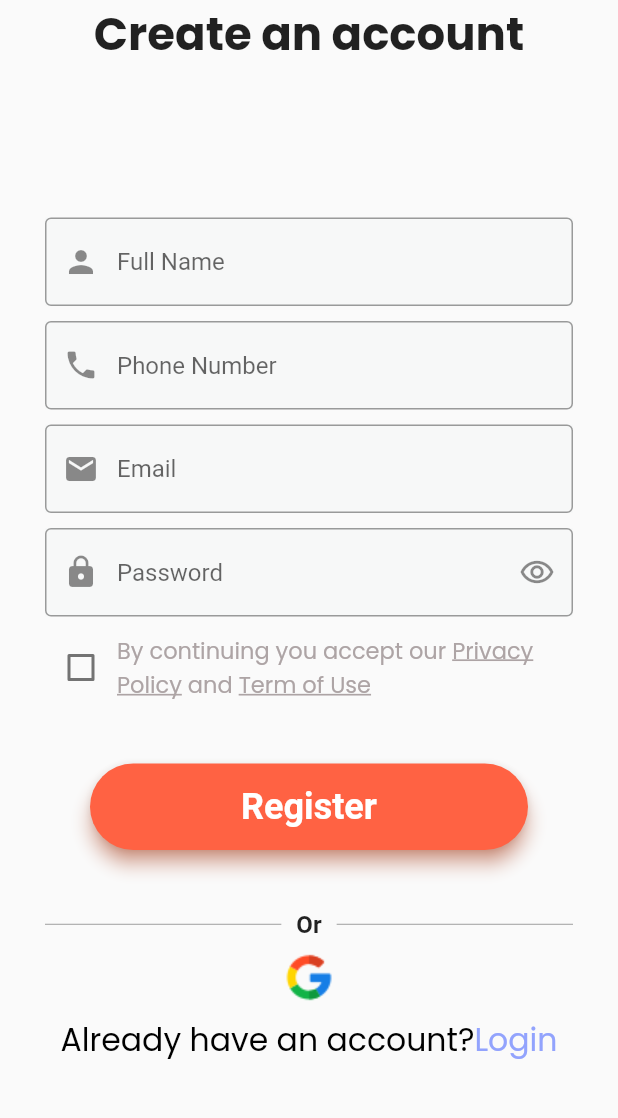
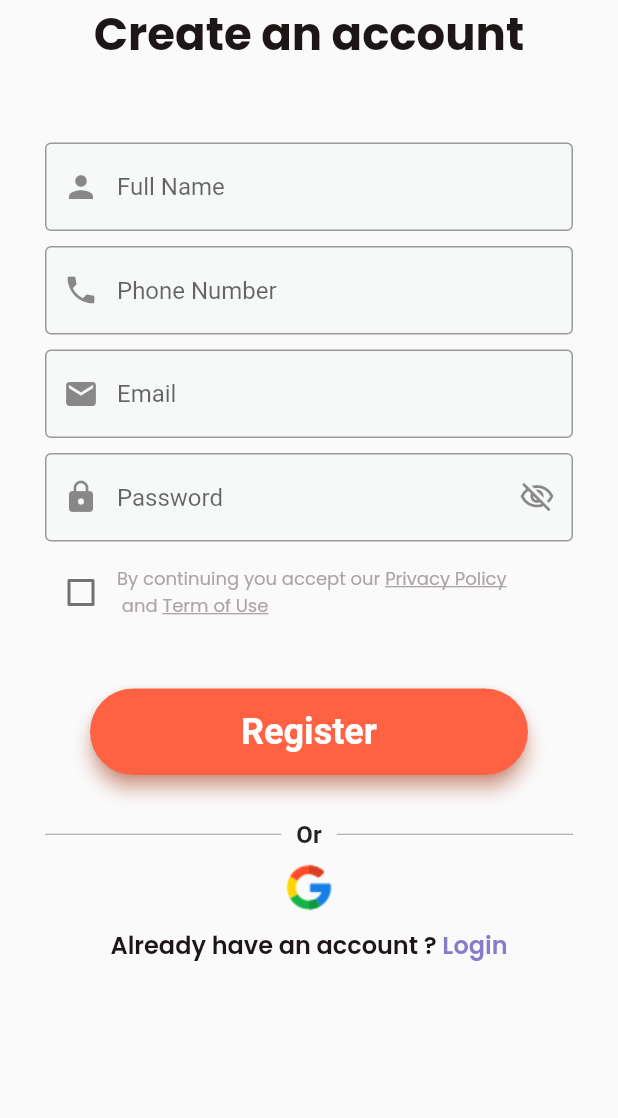
Before and after one commit to MahdadiChaima/fitness_tracker_app, a Flutter app: the RegisterScreen screen opened directly, on a phone screen of 412 x 824 dp, the part 99-1217 px from its top. Run offline on Flutter 3.47's test engine with Material 2 defaults, Android fonts, the phone set to English and light mode, and no system bars; our stand-ins replace cloud_firestore, firebase_auth, firebase_core, get, shared_preferences; accounts and stored records are empty.

Commit message:
firebase auth with login and register screen shared preferences to save key

```diff
--- a/lib/view/screens/register_screen.dart
+++ b/lib/view/screens/register_screen.dart
@@ -1,11 +1,13 @@
 import 'package:fitness_tracker/presenter/controller/register_controller.dart';
+import 'package:fitness_tracker/view/screens/login_screen.dart';
 import 'package:fitness_tracker/view/widgets/custom_button.dart';
+import 'package:fitness_tracker/view/widgets/custom_text.dart';
 import 'package:fitness_tracker/view/widgets/custom_text_field.dart';
 import 'package:fitness_tracker/view/widgets/space.dart';
 import 'package:flutter/material.dart';
 import 'package:get/get.dart';
 import '../widgets/colors.dart';
-import '../widgets/text_style.dart';
+
 class RegisterScreen extends StatelessWidget {
   final RegisterController registerController = Get.put(RegisterController());
   @override
@@ -20,23 +22,11 @@ class RegisterScreen extends StatelessWidget {
                     child: Column(
                         crossAxisAlignment: CrossAxisAlignment.center,
                         children: [
-                          const Text(
-                        'Hey there,',
-                        style: TextStyle(
-                          fontFamily: 'Poppins',
-                          fontSize: 24,
-                          fontWeight: FontWeight.w400,
+                      CustomTextWidget(index: 5, text: 'Hey there,'),
+                      CustomTextWidget(index: 1, text: 'Create an account'),
+                      SizedBox(
+                        height: 50,
                       ),
-                      ),
-                          const Text(
-                        'Create an account',
-                        style: TextStyle(
-                          fontFamily: 'Poppins',
-                          fontSize: 30,
-                          fontWeight: FontWeight.w700,
-                        ),
-                      ),
-                          SizedBox(height: 100,),
                       DefaultTextField(
                         controller: registerController.nameController,
                         prefixIcon: Icon(Icons.person),
@@ -61,15 +51,21 @@ class RegisterScreen extends StatelessWidget {
                         type: TextInputType.emailAddress,
                       ),
                       Space(),
-                          DefaultTextField(controller: registerController.passwordController,
-                            prefixIcon: Icon(Icons.lock), hintText: 'Password',
-                        suffixIcon: Icon(Icons.remove_red_eye_outlined),
+                          GetBuilder<RegisterController>(init: RegisterController(),
+                            builder: (controller)=>DefaultTextField(
+                              controller: registerController.passwordController,
+                              prefixIcon: Icon(Icons.lock),
+                              hintText: 'Password',
+                              suffix:controller.obscureText.value? Icons.visibility_off_outlined
+                              : Icons.visibility_outlined,
+                              suffixFunction: ()=>controller.toggleObscureText(),
+                              textForEmptyUnValid: "Enter you password ",
                               onPressed: () {},
                               type: TextInputType.visiblePassword,
-                        obscuretext: true,
-                      ),
+                              obscuretext: controller.obscureText.value,
+                            ),),
                       Space(),
-                          Obx(()  {
+                      Obx(() {
                         return Row(
                           children: [
                             Checkbox(
@@ -78,18 +74,27 @@ class RegisterScreen extends StatelessWidget {
                                 registerController.isChecked.value = value!;
                               },
                             ),
-                                 Flexible(child:
-                                 Text.rich(
-                                   TextSpan(
+                            Flexible(
+                              child: Column(
                                 children: [
-                                      MyText('By continuing you accept our '),
-                                      MyTextLine('Privacy Policy'),
-                                      MyText(' and '),
-                                      MyTextLine('Term of Use'),
+                                  Row(
+                                    children: [
+                                      CustomTextWidget(
+                                          text: 'By continuing you accept our ',
+                                          index: 7),
+                                      CustomTextWidget(
+                                          text: 'Privacy Policy', index: 8),
                                     ],
                                   ),
-                                  maxLines: 2,
+                                  Row(
+                                    children: [
+                                      CustomTextWidget(text: ' and ', index: 7),
+                                      CustomTextWidget(
+                                          text: 'Term of Use', index: 8),
+                                    ],
                                   )
+                                ],
+                              ),
                             ),
                           ],
                         );
@@ -97,9 +102,11 @@ class RegisterScreen extends StatelessWidget {
                       Space(),
                       CustomButton(
                         text: 'Register',
-                        onPressed: () => registerController.register(),
-                      ),
-                          Space(),
+                        onPressed: (){
+                          Get.find<RegisterController>().register(
+                          );
+                        } ),
+
                       Row(
                         children: const <Widget>[
                           Expanded(
@@ -126,27 +133,21 @@ class RegisterScreen extends StatelessWidget {
                       ),
                       Space(),
                       GestureDetector(
-                            onTap: (){},
+                        onTap: () {},
                         child: Image.asset('assets/images/google.png'),
                       ),
                       Space(),
                       GestureDetector(
-                            onTap: (){},
+                        onTap: () =>Get.to(()=>LoginScreen()),
                         child: Row(
                           mainAxisAlignment: MainAxisAlignment.center,
-                              children: const [
-                                Text('Already have an account?',style:TextStyle(
-                                  fontFamily: 'Poppins',
-                                  fontSize: 21,
-                                  fontWeight: FontWeight.w400,
-                                  color: Colors.black,
-                                ),),
-                                Text('Login',style:TextStyle(
-                                  fontFamily: 'Poppins',
-                                  fontSize: 21,
-                                  fontWeight: FontWeight.w400,
-                                  color: secondColor,
-                                ),),
+                          children: [
+                            CustomTextWidget(
+                                text: 'Already have an account ? ', index: 3),
+                            CustomTextWidget(
+                                text: 'Login',
+                                index: 3,
+                                color: primaryTextColor)
                           ],
                         ),
                       )
--- a/lib/view/widgets/colors.dart
+++ b/lib/view/widgets/colors.dart
@@ -11,4 +11,5 @@ const textFieldCBackgroundColor=Color(0xFFF7F8F8);
 const primaryTextColor=Color(0xFF877CC8);
 const titleTextColor=Color(0xFF1D1617);
 const subTitleTextColor=Color(0xFF7B6F72);
+const lineTextColor=Color(0xffADA4A5);
 const bottomTextColor=Color(0xFFFFFFFF);
--- /dev/null
+++ b/lib/view/widgets/custom_text.dart
@@ -0,0 +1,90 @@
+import 'package:fitness_tracker/view/widgets/colors.dart';
+import 'package:flutter/material.dart';
+class CustomTextWidget extends StatelessWidget {
+  final int index;
+  final String text;
+  final Color? color;
+   CustomTextWidget({required this.index, required this.text,this.color=titleTextColor});
+  @override
+  Widget build(BuildContext context) {
+    TextStyle textStyle;
+    switch (index) {
+      case 1://head
+        textStyle =const TextStyle(
+          fontFamily: 'Poppins',
+          fontSize: 30,
+          fontWeight: FontWeight.w700,
+          color: titleTextColor
+        );
+        break;
+      case 2://Subtitle
+        textStyle =const TextStyle(
+          fontFamily: 'Poppins',
+          fontSize: 12,
+          fontWeight: FontWeight.w400,
+          color: subTitleTextColor
+        );
+        break;
+      case 3://semiBold
+        textStyle = TextStyle(
+          fontFamily: 'Poppins',
+          fontSize: 16,
+          fontWeight: FontWeight.w600,
+          color: color
+        );
+        break;
+      case 4://medium
+        textStyle =const TextStyle(
+          fontFamily: 'Poppins',
+          fontSize: 12,
+          fontWeight: FontWeight.w500,
+            color: titleTextColor
+        );
+        break;
+      case 5:
+        textStyle =const TextStyle(
+          fontFamily: 'Poppins',
+          fontSize: 24,
+          fontWeight: FontWeight.w400,
+        );
+        break;
+      case 6:
+        textStyle = TextStyle(
+          fontFamily: 'Poppins',
+          fontSize: 16,
+          fontWeight: FontWeight.w400,
+
+        );
+        break;
+      case 7:
+        textStyle =const TextStyle(
+            fontFamily: 'Poppins',
+            fontSize: 12,
+            fontWeight: FontWeight.w400,
+            color: lineTextColor
+        );
+        break;
+      case 8://underLine Text
+        textStyle=const TextStyle(
+          fontFamily: 'Poppins',
+          fontSize: 12,
+          fontWeight: FontWeight.w400,
+          color: lineTextColor,
+          decoration: TextDecoration.underline,
+          decorationColor: lineTextColor,
+          decorationThickness: 1.5,
+        );
+        break;
+      default:
+        textStyle =const TextStyle(
+          fontFamily: 'Poppins',
+          fontSize: 12,
+          fontWeight: FontWeight.w400,
+        );
+    }
+    return Text(
+      text,
+      style:textStyle,
+    );
+  }
+}
--- a/lib/view/widgets/custom_text_field.dart
+++ b/lib/view/widgets/custom_text_field.dart
@@ -8,8 +8,10 @@ class DefaultTextField extends StatelessWidget {
   final  GestureTapCallback onPressed ;
   final double borderRadius;
   final TextInputType type;
-  Icon? suffixIcon ;
+  IconData? suffix ;
+  Function? suffixFunction;
   bool obscuretext  ;
+  String? textForEmptyUnValid ;
   DefaultTextField({Key? key,
     required this.prefixIcon,
     required this.hintText,
@@ -17,9 +19,10 @@ class DefaultTextField extends StatelessWidget {
     required this.onPressed,
     required this.type,
     this.borderRadius = 14.0,
-    this.suffixIcon,
-    this.obscuretext=false
-
+    this.suffix,
+    this.suffixFunction,
+    this.obscuretext=false,
+    this.textForEmptyUnValid= 'this element is required',
   }) : super(key: key);
 
 
@@ -27,15 +30,26 @@ class DefaultTextField extends StatelessWidget {
   Widget build(BuildContext context) {
     return Container(
       color: textFieldCBackgroundColor,
-      child:  TextField(
+      child:  TextFormField(
         obscureText: obscuretext,
         keyboardType:type ,
         onTap: onPressed,
+        validator: (value) {
+          if (value!.isEmpty) {
+            return textForEmptyUnValid;
+          }
+          return null;
+        },
         controller: controller,
         decoration: InputDecoration(
           border: OutlineInputBorder(),
           prefixIcon: prefixIcon,
-          suffixIcon: suffixIcon,
+          suffixIcon: IconButton(
+            onPressed: () {
+              suffixFunction!();
+            },
+            icon: Icon(suffix),
+          ),
           hintText: hintText,
         ),
 
--- a/lib/view/widgets/text_style.dart
+++ /dev/null
@@ -1,23 +0,0 @@
-import 'package:flutter/material.dart';
-
-TextSpan MyText(String text) => TextSpan(
-      text: text,
-      style: const TextStyle(
-        fontFamily: 'Poppins',
-        fontSize: 15,
-        fontWeight: FontWeight.w400,
-        color: Color(0xffADA4A5),
-      ),
-    );
-TextSpan MyTextLine(String text) => TextSpan(
-      text: text,
-      style: const TextStyle(
-        fontFamily: 'Poppins',
-        fontSize: 15,
-        fontWeight: FontWeight.w400,
-        color: Color(0xffADA4A5),
-        decoration: TextDecoration.underline,
-        decorationColor: Color(0xffADA4A5),
-        decorationThickness: 1.5,
-      ),
-    );
```
Also changed, not shown: lib/main.dart (+11 -7 lines), lib/presenter/controller/login_controller.dart (+71 -0 lines), lib/presenter/controller/onboarding_controller.dart (+8 -1 lines), lib/presenter/controller/register_controller.dart (+37 -3 lines), lib/presenter/service/cache_helper.dart (added, +18 -0 lines), lib/view/screens/login_screen.dart (+133 -0 lines), lib/view/screens/onboarding_screen.dart (+13 -22 lines), lib/view/screens/workout_screen.dart (+9 -0 lines), lib/view/widgets/on_boarding_item_widget.dart (+14 -20 lines). Lines whose indentation alone changed are shown as unchanged.
